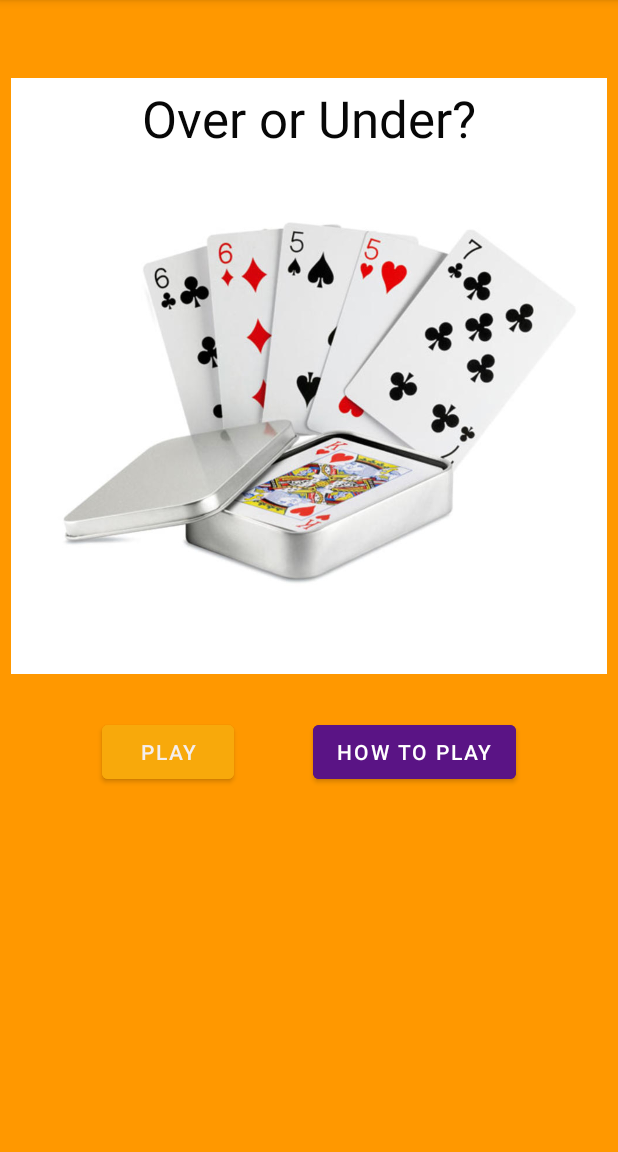
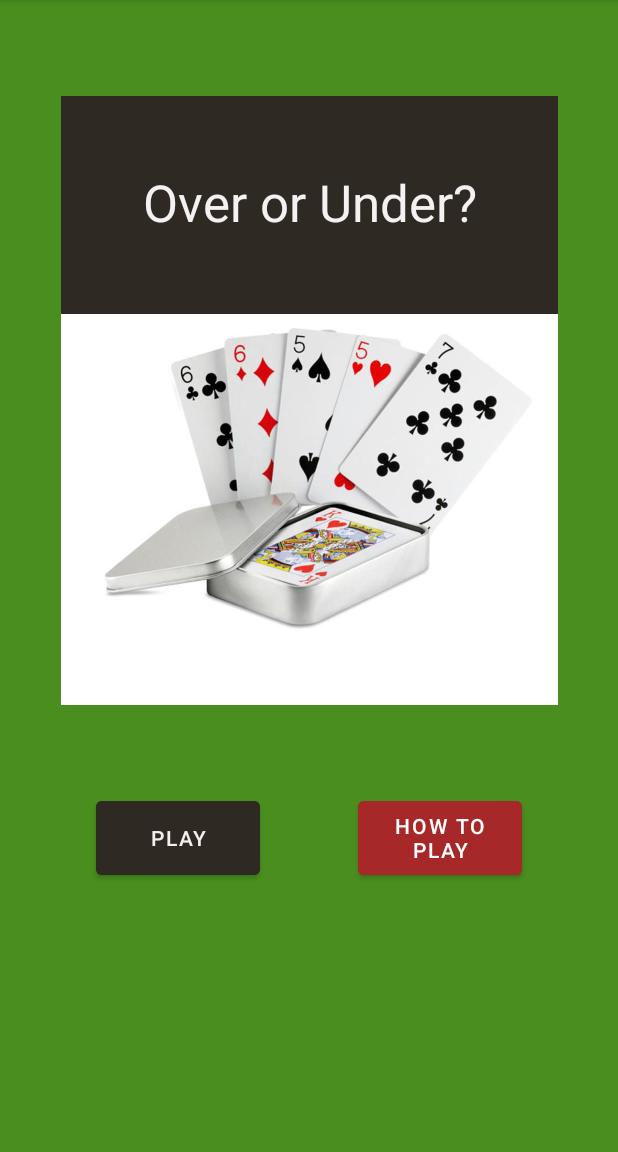
Before and after one commit to majkcb/SimpleCardGame, an Android app: the screen it shows after launch (MainActivity), on a phone screen of 412 x 824 dp, the part 84-1236 px from its top. Run offline under Robolectric (Android 15) with nearby library versions, the light colour scheme and no system bars.

Commit message:
new coloring

```diff
--- a/app/src/main/java/com/example/simplecardgame/HowToPlayActivity.kt
+++ b/app/src/main/java/com/example/simplecardgame/HowToPlayActivity.kt
@@ -18,7 +18,7 @@ class HowToPlayActivity : AppCompatActivity() {
 
         howToPlayView = findViewById(R.id.howToPlayView)
 
-        howToPlayView.text = "Beat the game by guessing correctly if the next card is going to be over or under the card on display. If guessed correctly, you'll gain a point. If guessed incorrectly, you'll lose a point. Collect five points in total to beat the game."
+        howToPlayView.text = "Beat the game by guessing if the next card is going to be over or under the card on display. If guessed correctly, you'll gain a point. If guessed incorrectly, you'll lose a point. Collect five points in total to beat the game. Keep in mind that ACE has the lowest value."
 
         val backButton = findViewById<Button>(R.id.backButton)
 
--- a/app/src/main/res/layout/activity_main.xml
+++ b/app/src/main/res/layout/activity_main.xml
@@ -4,17 +4,17 @@
     xmlns:tools="http://schemas.android.com/tools"
     android:layout_width="match_parent"
     android:layout_height="match_parent"
-    android:background="#F4EFEF"
-    android:backgroundTint="#FF9800"
+    android:background="#498E1E"
+    android:backgroundTint="#498E1E"
     tools:context=".MainActivity">
 
     <ImageView
         android:id="@+id/imageView"
-        android:layout_width="397dp"
-        android:layout_height="453dp"
-        android:layout_marginTop="24dp"
-        android:background="#FF9800"
-        android:backgroundTint="#FF9800"
+        android:layout_width="331dp"
+        android:layout_height="488dp"
+        android:layout_marginTop="60dp"
+        android:background="#498E1E"
+        android:backgroundTint="#498E1E"
         app:layout_constraintEnd_toEndOf="parent"
         app:layout_constraintStart_toStartOf="parent"
         app:layout_constraintTop_toTopOf="parent"
@@ -22,25 +22,25 @@
 
     <TextView
         android:id="@+id/textView"
-        android:layout_width="276dp"
-        android:layout_height="67dp"
-        android:layout_marginTop="32dp"
-        android:text="Over or Under?"
+        android:layout_width="331dp"
+        android:layout_height="145dp"
+        android:layout_marginTop="4dp"
+        android:background="#2E2A23"
         android:textAlignment="center"
-        android:textColor="#070707"
+        android:textColor="#F4EFEF"
         android:textIsSelectable="false"
-        android:textSize="34sp"
+        android:textSize="20sp"
         app:layout_constraintEnd_toEndOf="parent"
-        app:layout_constraintHorizontal_bias="0.496"
         app:layout_constraintStart_toStartOf="parent"
         app:layout_constraintTop_toTopOf="@+id/imageView" />
 
     <Button
         android:id="@+id/playButton"
-        android:layout_width="wrap_content"
-        android:layout_height="wrap_content"
-        android:layout_marginStart="68dp"
-        android:backgroundTint="#F8A90B"
+        android:layout_width="109dp"
+        android:layout_height="61dp"
+        android:layout_marginStart="64dp"
+        android:layout_marginTop="-20dp"
+        android:backgroundTint="#2E2A23"
         android:text="PLAY"
         android:textColor="#F4EEEE"
         app:layout_constraintStart_toStartOf="parent"
@@ -48,11 +48,24 @@
 
     <Button
         android:id="@+id/howtoplay"
-        android:layout_width="wrap_content"
-        android:layout_height="wrap_content"
-        android:layout_marginEnd="68dp"
-        android:backgroundTint="#5A1485"
+        android:layout_width="109dp"
+        android:layout_height="61dp"
+        android:layout_marginTop="-20dp"
+        android:layout_marginEnd="64dp"
+        android:backgroundTint="#A62828"
         android:text="HOW TO PLAY"
         app:layout_constraintEnd_toEndOf="parent"
         app:layout_constraintTop_toBottomOf="@+id/imageView" />
+
+    <TextView
+        android:id="@+id/overOrUnder"
+        android:layout_width="wrap_content"
+        android:layout_height="wrap_content"
+        android:text="Over or Under?"
+        android:textColor="#F3F1F1"
+        android:textSize="34sp"
+        app:layout_constraintBottom_toBottomOf="@+id/textView"
+        app:layout_constraintEnd_toEndOf="@+id/textView"
+        app:layout_constraintStart_toStartOf="@+id/textView"
+        app:layout_constraintTop_toTopOf="@+id/imageView" />
 </androidx.constraintlayout.widget.ConstraintLayout>
```
Also changed, not shown: app/src/main/java/com/example/simplecardgame/PlayActivity.kt (+6 -5 lines), app/src/main/res/layout/activity_how_to_play.xml (+7 -6 lines), app/src/main/res/layout/activity_play.xml (+6 -8 lines).
